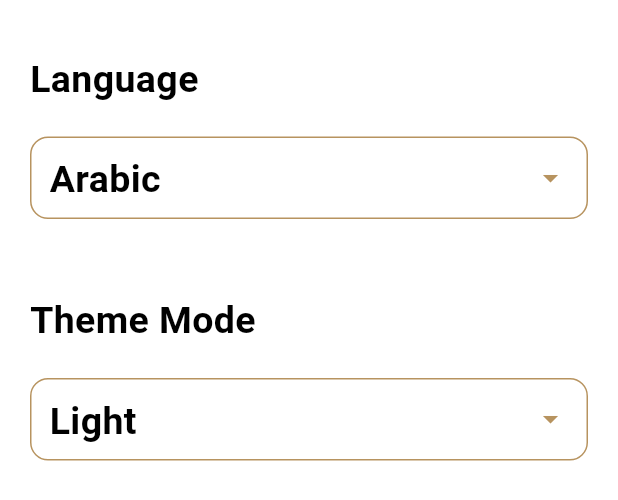
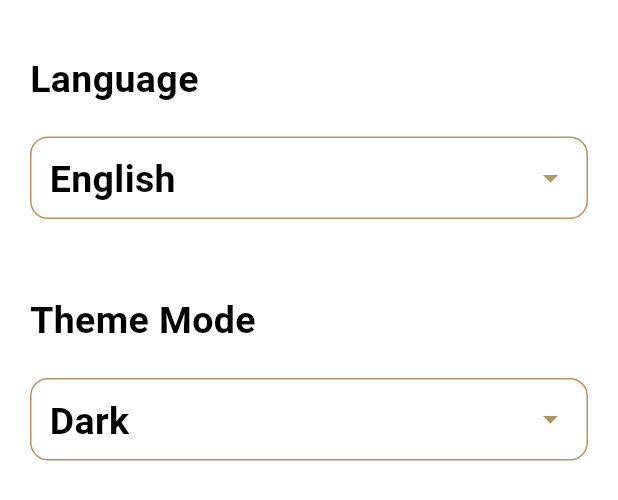
Before and after one commit to basmalahesham/islami_app, a Flutter app: the SettingsView widget shown alone on an empty page, opened directly, on a phone screen of 412 x 824 dp. Shown: the top 500 px of the screen. Run offline on Flutter 3.47's test engine with Material 3 defaults, Android fonts, the phone set to English and light mode, and no system bars; our stand-ins replace assets_audio_player, audioplayers, shared_preferences; accounts and stored records are empty; generated files the repository leaves out were written again; network calls fail.

Commit message:
access provider in settings_view.dart , language_bottom_sheet.dart , theme_bottom_sheet.dart and finish them

```diff
--- a/lib/modules/settings/settings_view.dart
+++ b/lib/modules/settings/settings_view.dart
@@ -1,10 +1,11 @@
+
 import 'package:flutter/material.dart';
 import 'package:flutter_gen/gen_l10n/app_localizations.dart';
+import 'package:islami_app/modules/settings/language_bottom_sheet.dart';
 import 'package:islami_app/modules/settings/theme_bottom_sheet.dart';
 import 'package:provider/provider.dart';
 
 import '../../provider/settings_provider.dart';
-import 'language_bottom_sheet.dart';
 
 class SettingsView extends StatefulWidget {
   const SettingsView({super.key});
@@ -40,7 +41,7 @@ class _SettingsViewState extends State<SettingsView> {
                   top: 20,
                 ),
                 padding:
-                    const EdgeInsets.symmetric(horizontal: 12, vertical: 10),
+                const EdgeInsets.symmetric(horizontal: 12, vertical: 10),
                 height: 55,
                 decoration: BoxDecoration(
                     borderRadius: const BorderRadius.all(
@@ -51,7 +52,9 @@ class _SettingsViewState extends State<SettingsView> {
                   mainAxisAlignment: MainAxisAlignment.spaceBetween,
                   children: [
                     Text(
-                      AppLocalizations.of(context)!.arabic,
+                      provider.currentLocal == 'en'
+                          ? AppLocalizations.of(context)!.english
+                          : AppLocalizations.of(context)!.arabic,
                     ),
                     Icon(
                       Icons.arrow_drop_down_sharp,
@@ -77,7 +80,7 @@ class _SettingsViewState extends State<SettingsView> {
                   top: 20,
                 ),
                 padding:
-                    const EdgeInsets.symmetric(horizontal: 12, vertical: 10),
+                const EdgeInsets.symmetric(horizontal: 12, vertical: 10),
                 height: 55,
                 decoration: BoxDecoration(
                     borderRadius: const BorderRadius.all(
@@ -88,7 +91,9 @@ class _SettingsViewState extends State<SettingsView> {
                   mainAxisAlignment: MainAxisAlignment.spaceBetween,
                   children: [
                     Text(
-                      AppLocalizations.of(context)!.light,
+                      provider.isDark()
+                          ? AppLocalizations.of(context)!.dark
+                          : AppLocalizations.of(context)!.light,
                     ),
                     Icon(
                       Icons.arrow_drop_down_sharp,
--- a/lib/modules/settings/theme_bottom_sheet.dart
+++ b/lib/modules/settings/theme_bottom_sheet.dart
@@ -19,27 +19,33 @@ class _ThemeBottomSheetState extends State<ThemeBottomSheet> {
       decoration: BoxDecoration(
         color: Theme.of(context).primaryColor,
         borderRadius: const BorderRadius.only(
-            topLeft: Radius.circular(12), topRight: Radius.circular(12)),
+          topLeft: Radius.circular(12),
+          topRight: Radius.circular(12),
+        ),
       ),
       child: Column(
         crossAxisAlignment: CrossAxisAlignment.start,
         children: [
           InkWell(
             onTap: () {
-              // provider.changeTheme(ThemeMode.light);
+              provider.changeTheme(ThemeMode.light);
             },
-            child: getSelectItem(AppLocalizations.of(context)!.light),
+            child: provider.isDark()
+                ? getUnselectedItem(AppLocalizations.of(context)!.light)
+                : getSelectItem(AppLocalizations.of(context)!.light),
           ),
           const SizedBox(
             height: 8,
           ),
           InkWell(
             onTap: () {
-              // provider.changeTheme(ThemeMode.dark);
+              provider.changeTheme(ThemeMode.dark);
             },
-            child: getUnselectedItem(
-              AppLocalizations.of(context)!.dark,
-            ),
+            child: provider.isDark()
+                ? getSelectItem(AppLocalizations.of(context)!.dark)
+                : getUnselectedItem(
+                    AppLocalizations.of(context)!.dark,
+                  ),
           ),
         ],
       ),
```
Also changed, not shown: lib/modules/settings/language_bottom_sheet.dart (+9 -5 lines).
